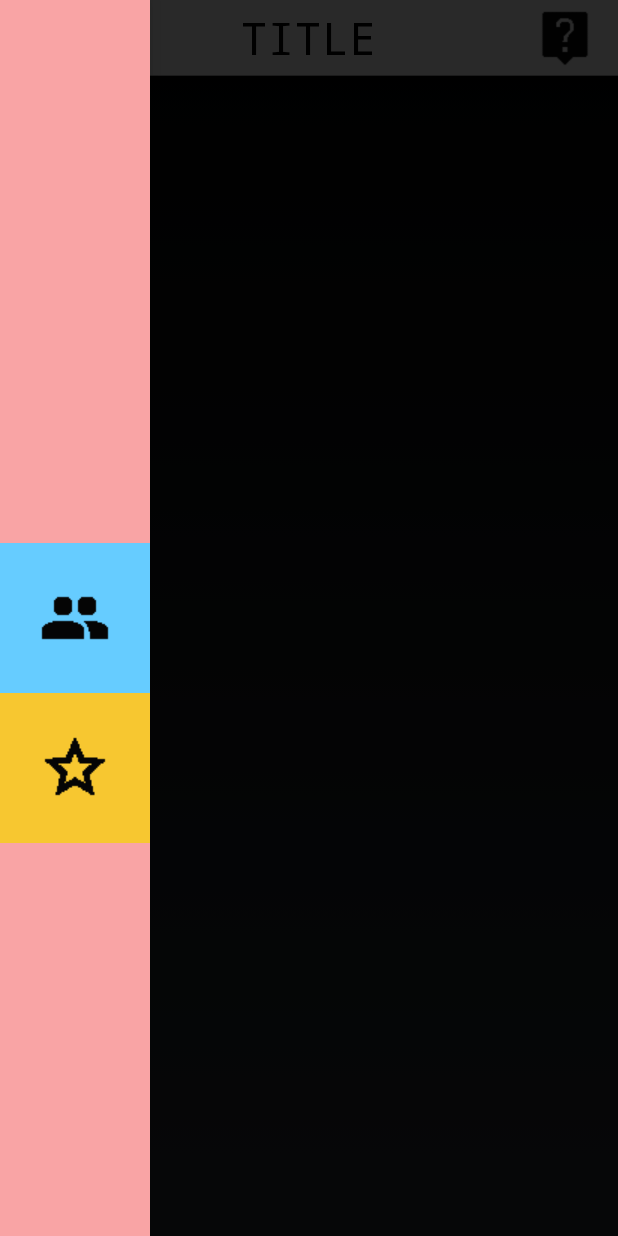
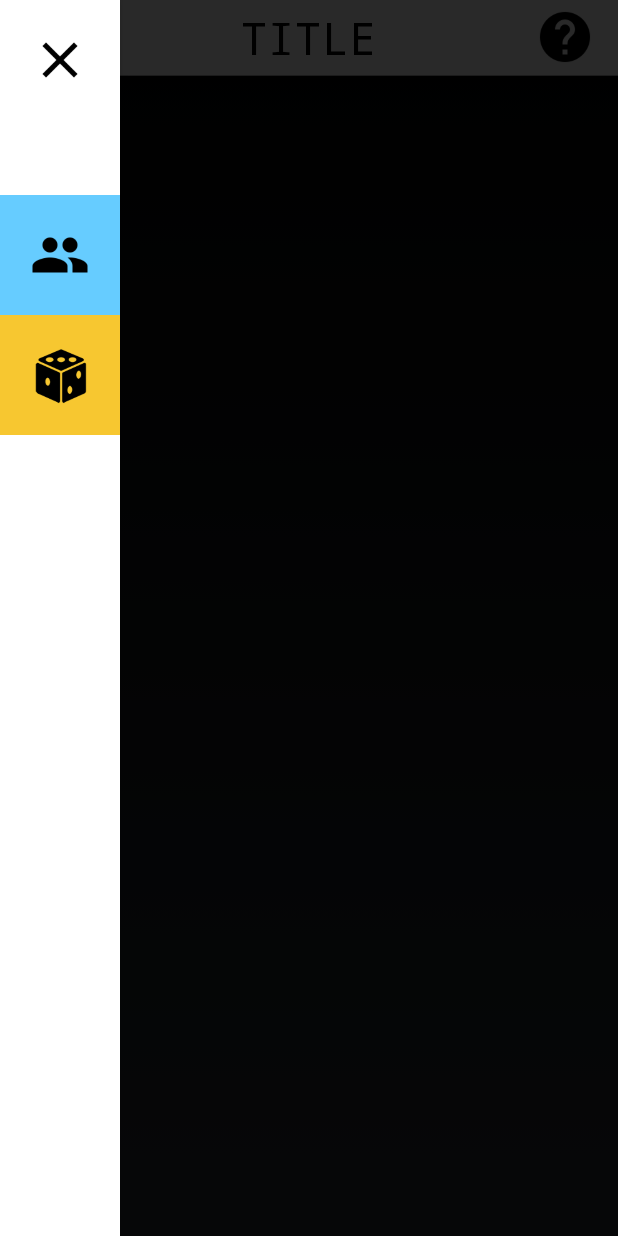
Before and after one commit to OIdiotLin/ClassManager, an Android app: the screen it shows after launch (MainActivity), after a tap on an icon or button, on a phone screen of 412 x 824 dp. Run offline under Robolectric (Android 15) with nearby library versions, the phone set to English and light mode, and no system bars.

Commit message:
SliderMenu finished.

```diff
--- a/src/main/java/com/oidiotlin/classmanager/activity/MainActivity.java
+++ b/src/main/java/com/oidiotlin/classmanager/activity/MainActivity.java
@@ -7,10 +7,7 @@ import android.support.v4.app.FragmentTransaction;
 import android.support.v4.widget.DrawerLayout;
 import android.util.Log;
 import android.view.View;
-import android.widget.AdapterView;
-import android.widget.ArrayAdapter;
 import android.widget.ImageButton;
-import android.widget.ListView;
 import android.widget.RelativeLayout;
 import android.widget.TextView;
 import android.widget.Toast;
@@ -23,6 +20,10 @@ import com.oidiotlin.classmanager.fragment.RandPickFragment;
 public class MainActivity extends FragmentActivity {
     private DrawerLayout drawerLayout;
     private RelativeLayout menuLayout;
+
+    private ImageButton closeButton;
+    private ImageButton managerButton;
+    private ImageButton randPickButton;
     private ImageButton menuButton;
     private ImageButton helpButton;
 
@@ -33,19 +34,27 @@ public class MainActivity extends FragmentActivity {
 
         menuButton = (ImageButton) findViewById(R.id.toolbar_left_btn);
         helpButton = (ImageButton) findViewById(R.id.toolbar_right_btn);
+        closeButton = (ImageButton) findViewById(R.id.menu_button_close);
+        managerButton = (ImageButton) findViewById(R.id.menu_button_manager);
+        randPickButton = (ImageButton) findViewById(R.id.menu_button_randpick);
+
         drawerLayout = (DrawerLayout) findViewById(R.id.drawer_layout);
         menuLayout = (RelativeLayout) findViewById(R.id.menu_layout);
-        ListView listView = (ListView) findViewById(R.id.menu_list_view);
-        listView.setAdapter(new ArrayAdapter<String>(this, android.R.layout.simple_expandable_list_item_2));
+        //ListView listView = (ListView) findViewById(R.id.menu_list_view);
+        //listView.setAdapter(new ArrayAdapter<String>(this, android.R.layout.simple_expandable_list_item_1));
 
-        listView.setOnItemClickListener(new DrawerItemClickListener());
+        //listView.setOnItemClickListener(new DrawerItemClickListener());
         menuButton.setOnClickListener(new ToolBarButtonClickListener());
         helpButton.setOnClickListener(new ToolBarButtonClickListener());
+        closeButton.setOnClickListener(new ToolBarButtonClickListener());
+        managerButton.setOnClickListener(new ToolBarButtonClickListener());
+        randPickButton.setOnClickListener(new ToolBarButtonClickListener());
     }
 
     public class ToolBarButtonClickListener implements View.OnClickListener {
         @Override
         public void onClick(View view) {
+            Fragment fragment;
             switch (view.getId()) {
                 /**
                  * tool buttons listener
@@ -61,24 +70,35 @@ public class MainActivity extends FragmentActivity {
                 /**
                  * menu buttons listener
                  */
+                case R.id.menu_button_close:
+                    Log.i("ButtonListener", "onClick: close button.");
+                    drawerLayout.closeDrawer(menuLayout);
+                    break;
                 case R.id.menu_button_manager:
                     Log.i("ButtonListener", "onClick: manager button.");
-                    FragmentTransaction ft = getSupportFragmentManager().beginTransaction();
-                    Fragment fragment = new ManagerFragment();
-                    ((TextView)findViewById(R.id.toolbar_title)).setText(R.string.title_fragment_manager);
-                    ft.replace(R.id.frame_content, fragment);
-                    ft.commit();
-                    drawerLayout.closeDrawer(menuLayout);
+                    fragment = new ManagerFragment();
+                    switchFragment(fragment, R.string.title_fragment_manager);
                     break;
+                case R.id.menu_button_randpick:
+                    Log.i("ButtonListener", "onClick: rand pick button.");
+                    fragment = new RandPickFragment();
+                    switchFragment(fragment, R.string.title_fragment_randpick);
                 default:
                     break;
             }
         }
     }
 
+    private void switchFragment (Fragment myFrag, int newTitle) {
+        FragmentTransaction ft = getSupportFragmentManager().beginTransaction();
+        ((TextView)findViewById(R.id.toolbar_title)).setText(newTitle);
+        ft.replace(R.id.frame_content, myFrag);
+        ft.commit();
+        drawerLayout.closeDrawer(menuLayout);
+    }
     /**
      * Menu 表点击事件
-     */
+     *
     public class DrawerItemClickListener implements AdapterView.OnItemClickListener {
         @Override
         public void onItemClick(AdapterView<?> adapterView, View view, int i, long l) {
@@ -102,6 +122,6 @@ public class MainActivity extends FragmentActivity {
             drawerLayout.closeDrawer(menuLayout);
         }
     }
-
+    */
 
 }
--- a/src/main/res/layout/activity_main.xml
+++ b/src/main/res/layout/activity_main.xml
@@ -9,6 +9,7 @@
     <include layout="@layout/common_toolbar" android:id="@+id/toolbar"/>
 
     <FrameLayout
+        android:layout_marginTop="@dimen/toolbar_height"
         android:id="@+id/frame_content"
         android:layout_width="match_parent"
         android:layout_height="match_parent">
@@ -18,12 +19,15 @@
     <RelativeLayout
         android:id="@+id/menu_layout"
         style="@style/MenuContentStyle">
-        <ListView
-            android:id="@+id/menu_list_view"
-            android:layout_width="@dimen/menu_width"
-            android:layout_height="match_parent"
-            android:scrollbars="none" />
         <ImageButton
+            android:id="@+id/menu_button_close"
+            android:layout_alignParentStart="true"
+            style="@style/MenuContentButtonStyle"
+            android:src="@drawable/ic_close"
+            android:background="@color/transparent"/>
+        <ImageButton
+            android:layout_below="@id/menu_button_close"
+            android:layout_marginTop="50dp"
             android:id="@+id/menu_button_manager"
             style="@style/MenuContentButtonStyle"
             android:src="@drawable/ic_group"
--- a/src/main/res/values/colors.xml
+++ b/src/main/res/values/colors.xml
@@ -12,5 +12,5 @@
     <color name="title">#000000</color>
     <color name="bg_splash">#f5ebc0</color>
     <color name="text_splash">#000000</color>
-    <color name="bg_menu">#f9a4a5</color>
+    <color name="bg_menu">#ffffff</color>
 </resources>
--- a/src/main/res/values/dimens.xml
+++ b/src/main/res/values/dimens.xml
@@ -2,5 +2,7 @@
     <!-- Default screen margins, per the Android Design guidelines. -->
     <dimen name="activity_horizontal_margin">16dp</dimen>
     <dimen name="activity_vertical_margin">16dp</dimen>
-    <dimen name="menu_width">100dp</dimen>
+    <dimen name="menu_width">80dp</dimen>
+    <dimen name="menu_button_size">48dp</dimen>
+    <dimen name="toolbar_height">50dp</dimen>
 </resources>
--- a/src/main/res/values/styles.xml
+++ b/src/main/res/values/styles.xml
@@ -22,7 +22,7 @@
 
     <style name="myToolbarStyle" >
         <item name="android:layout_width">match_parent</item>
-        <item name="android:layout_height">50dp</item>
+        <item name="android:layout_height">@dimen/toolbar_height</item>
         <item name="android:paddingLeft">15dp</item>
         <item name="android:paddingRight">15dp</item>
         <item name="android:background">@color/bg_toolbar</item>
@@ -59,11 +59,12 @@
         <item name="android:typeface">monospace</item>
     </style>
 
-    <style name="MenuContentButtonStyle">
-        <item name="android:layout_centerVertical">true</item>
+    <style name="MenuContentButtonStyle" parent="Widget.AppCompat.ImageButton">
         <item name="android:layout_width">@dimen/menu_width</item>
         <item name="android:layout_height">@dimen/menu_width</item>
         <item name="android:background">@color/transparent</item>
+        <item name="android:scaleType">fitCenter</item>
+        <item name="android:padding">20dp</item>
     </style>
 
     <style name="MenuContentStyle">
```
Also changed, not shown: src/main/res/drawable/ic_close.png (added), src/main/res/drawable/ic_group.png, src/main/res/drawable/ic_help.png, src/main/res/drawable/ic_menu.png, src/main/res/drawable/ic_randpick.png, 1 other file.
